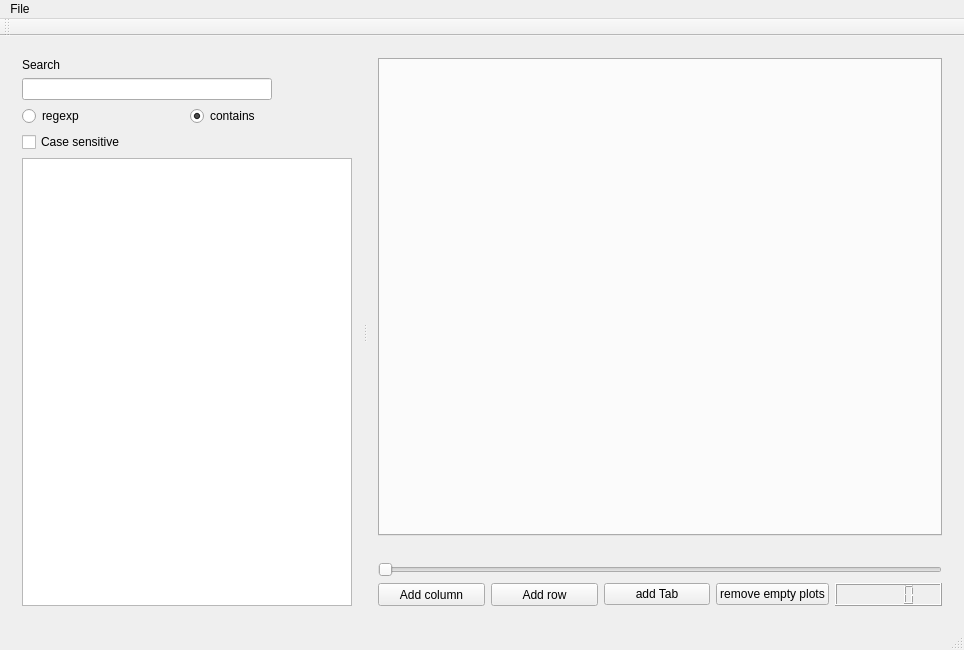
Old version of the form mainwindow.ui in the repository ziparker/PlotJuggler.
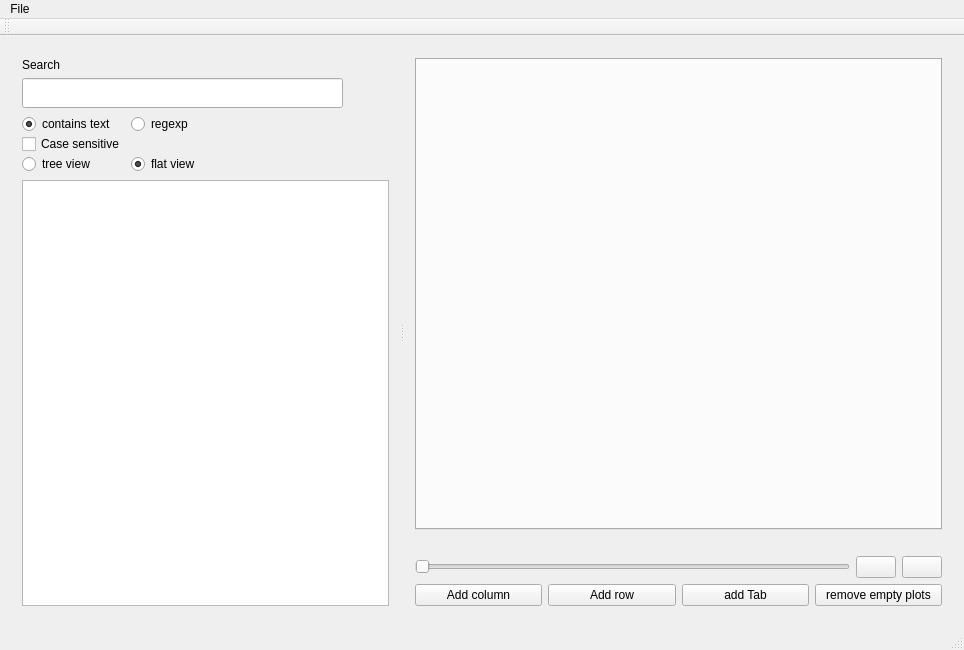
New version of the form. Icons and pictures are not drawn.

Commit message: hide show configuration left

Diff of the .ui file:
```diff
--- a/mainwindow.ui
+++ b/mainwindow.ui
@@ -39,7 +39,7 @@
        <bool>false</bool>
       </property>
       <widget class="QWidget" name="verticalLayoutWidget">
-       <layout class="QVBoxLayout" name="leftLayout" stretch="0,0,0,0,1">
+       <layout class="QVBoxLayout" name="leftLayout" stretch="0,0,0,1">
         <property name="sizeConstraint">
          <enum>QLayout::SetDefaultConstraint</enum>
         </property>
@@ -57,22 +57,179 @@
          </widget>
         </item>
         <item>
-         <widget class="QLineEdit" name="lineEdit">
-          <property name="maximumSize">
-           <size>
-            <width>250</width>
-            <height>16777215</height>
-           </size>
-          </property>
-          <property name="clearButtonEnabled">
-           <bool>true</bool>
-          </property>
-         </widget>
+         <layout class="QHBoxLayout" name="horizontalLayout" stretch="1,0">
+          <item>
+           <widget class="QLineEdit" name="lineEdit">
+            <property name="minimumSize">
+             <size>
+              <width>100</width>
+              <height>30</height>
+             </size>
+            </property>
+            <property name="maximumSize">
+             <size>
+              <width>16777215</width>
+              <height>16777215</height>
+             </size>
+            </property>
+            <property name="clearButtonEnabled">
+             <bool>true</bool>
+            </property>
+           </widget>
+          </item>
+          <item>
+           <widget class="QPushButton" name="pushButton">
+            <property name="autoFillBackground">
+             <bool>false</bool>
+            </property>
+            <property name="text">
+             <string/>
+            </property>
+            <property name="icon">
+             <iconset>
+              <normaloff>resources/settings.png</normaloff>resources/settings.png</iconset>
+            </property>
+            <property name="iconSize">
+             <size>
+              <width>30</width>
+              <height>30</height>
+             </size>
+            </property>
+            <property name="checkable">
+             <bool>true</bool>
+            </property>
+            <property name="checked">
+             <bool>false</bool>
+            </property>
+            <property name="flat">
+             <bool>true</bool>
+            </property>
+           </widget>
+          </item>
+         </layout>
         </item>
         <item>
-         <layout class="QHBoxLayout" name="horizontalLayout">
-          <item>
+         <layout class="QGridLayout" name="gridLayoutSettings">
+          <property name="topMargin">
+           <number>0</number>
+          </property>
+          <property name="bottomMargin">
+           <number>0</number>
+          </property>
+          <property name="verticalSpacing">
+           <number>0</number>
+          </property>
+          <item row="2" column="1">
+           <widget class="QRadioButton" name="radioFlatView">
+            <property name="sizePolicy">
+             <sizepolicy hsizetype="Minimum" vsizetype="Minimum">
+              <horstretch>0</horstretch>
+              <verstretch>0</verstretch>
+             </sizepolicy>
+            </property>
+            <property name="minimumSize">
+             <size>
+              <width>0</width>
+              <height>0</height>
+             </size>
+            </property>
+            <property name="text">
+             <string>flat view</string>
+            </property>
+            <property name="checked">
+             <bool>true</bool>
+            </property>
+            <property name="autoExclusive">
+             <bool>false</bool>
+            </property>
+           </widget>
+          </item>
+          <item row="2" column="0">
+           <widget class="QRadioButton" name="radioTreeView">
+            <property name="sizePolicy">
+             <sizepolicy hsizetype="Minimum" vsizetype="Minimum">
+              <horstretch>0</horstretch>
+              <verstretch>0</verstretch>
+             </sizepolicy>
+            </property>
+            <property name="minimumSize">
+             <size>
+              <width>0</width>
+              <height>0</height>
+             </size>
+            </property>
+            <property name="text">
+             <string>tree view</string>
+            </property>
+            <property name="autoExclusive">
+             <bool>false</bool>
+            </property>
+           </widget>
+          </item>
+          <item row="0" column="0">
+           <widget class="QRadioButton" name="radioContains">
+            <property name="sizePolicy">
+             <sizepolicy hsizetype="Minimum" vsizetype="Minimum">
+              <horstretch>0</horstretch>
+              <verstretch>0</verstretch>
+             </sizepolicy>
+            </property>
+            <property name="minimumSize">
+             <size>
+              <width>0</width>
+              <height>0</height>
+             </size>
+            </property>
+            <property name="text">
+             <string>contains text</string>
+            </property>
+            <property name="checked">
+             <bool>true</bool>
+            </property>
+            <property name="autoExclusive">
+             <bool>false</bool>
+            </property>
+           </widget>
+          </item>
+          <item row="1" column="0">
+           <widget class="QCheckBox" name="checkBoxCaseSensitive">
+            <property name="sizePolicy">
+             <sizepolicy hsizetype="Minimum" vsizetype="Minimum">
+              <horstretch>0</horstretch>
+              <verstretch>0</verstretch>
+             </sizepolicy>
+            </property>
+            <property name="minimumSize">
+             <size>
+              <width>0</width>
+              <height>0</height>
+             </size>
+            </property>
+            <property name="text">
+             <string>Case sensitive</string>
+            </property>
+           </widget>
+          </item>
+          <item row="0" column="1">
            <widget class="QRadioButton" name="radioRegExp">
+            <property name="sizePolicy">
+             <sizepolicy hsizetype="Minimum" vsizetype="Minimum">
+              <horstretch>0</horstretch>
+              <verstretch>0</verstretch>
+             </sizepolicy>
+            </property>
+            <property name="minimumSize">
+             <size>
+              <width>0</width>
+              <height>0</height>
+             </size>
+            </property>
+            <property name="maximumSize">
+             <size>
+              <width>16777215</width>
+              <height>16777215</height>
+             </size>
+            </property>
             <property name="text">
              <string>regexp</string>
             </property>
@@ -81,25 +238,21 @@
             </property>
            </widget>
           </item>
-          <item>
-           <widget class="QRadioButton" name="radioContains">
-            <property name="text">
-             <string>contains</string>
+          <item row="0" column="2">
+           <spacer name="horizontalSpacer">
+            <property name="orientation">
+             <enum>Qt::Horizontal</enum>
             </property>
-            <property name="checked">
-             <bool>true</bool>
+            <property name="sizeHint" stdset="0">
+             <size>
+              <width>40</width>
+              <height>0</height>
+             </size>
             </property>
-           </widget>
+           </spacer>
           </item>
          </layout>
         </item>
-        <item>
-         <widget class="QCheckBox" name="checkBoxCaseSensitive">
-          <property name="text">
-           <string>Case sensitive</string>
-          </property>
-         </widget>
-        </item>
         <item>
          <widget class="QListWidget" name="listWidget">
           <property name="sizePolicy">
@@ -155,6 +308,9 @@
             <verstretch>1</verstretch>
            </sizepolicy>
           </property>
+          <property name="autoFillBackground">
+           <bool>true</bool>
+          </property>
           <property name="currentIndex">
            <number>-1</number>
           </property>
@@ -174,11 +330,52 @@
          </spacer>
         </item>
         <item>
-         <widget class="QSlider" name="horizontalSlider">
-          <property name="orientation">
-           <enum>Qt::Horizontal</enum>
+         <layout class="QHBoxLayout" name="horizontalLayoutZoom">
+          <property name="topMargin">
+           <number>0</number>
           </property>
-         </widget>
+          <item>
+           <widget class="QSlider" name="horizontalSlider">
+            <property name="orientation">
+             <enum>Qt::Horizontal</enum>
+            </property>
+           </widget>
+          </item>
+          <item>
+           <widget class="QPushButton" name="pushButtonZoomIn">
+            <property name="text">
+             <string/>
+            </property>
+            <property name="icon">
+             <iconset>
+              <normaloff>resources/zoomin.png</normaloff>resources/zoomin.png</iconset>
+            </property>
+            <property name="iconSize">
+             <size>
+              <width>32</width>
+              <height>32</height>
+             </size>
+            </property>
+           </widget>
+          </item>
+          <item>
+           <widget class="QPushButton" name="pushButtonZoomOut">
+            <property name="text">
+             <string/>
+            </property>
+            <property name="icon">
+             <iconset>
+              <normaloff>resources/zoomout.png</normaloff>resources/zoomout.png</iconset>
+            </property>
+            <property name="iconSize">
+             <size>
+              <width>32</width>
+              <height>32</height>
+             </size>
+            </property>
+           </widget>
+          </item>
+         </layout>
         </item>
         <item>
          <layout class="QHBoxLayout" name="controlsLayout">
@@ -246,9 +443,6 @@
             </property>
            </widget>
           </item>
-          <item>
-           <widget class="QLCDNumber" name="lcdNumber"/>
-          </item>
          </layout>
         </item>
        </layout>
```
Left out of the diff: 3 changed lines with no effect on the pictures. The commit also changes 6 other files.
